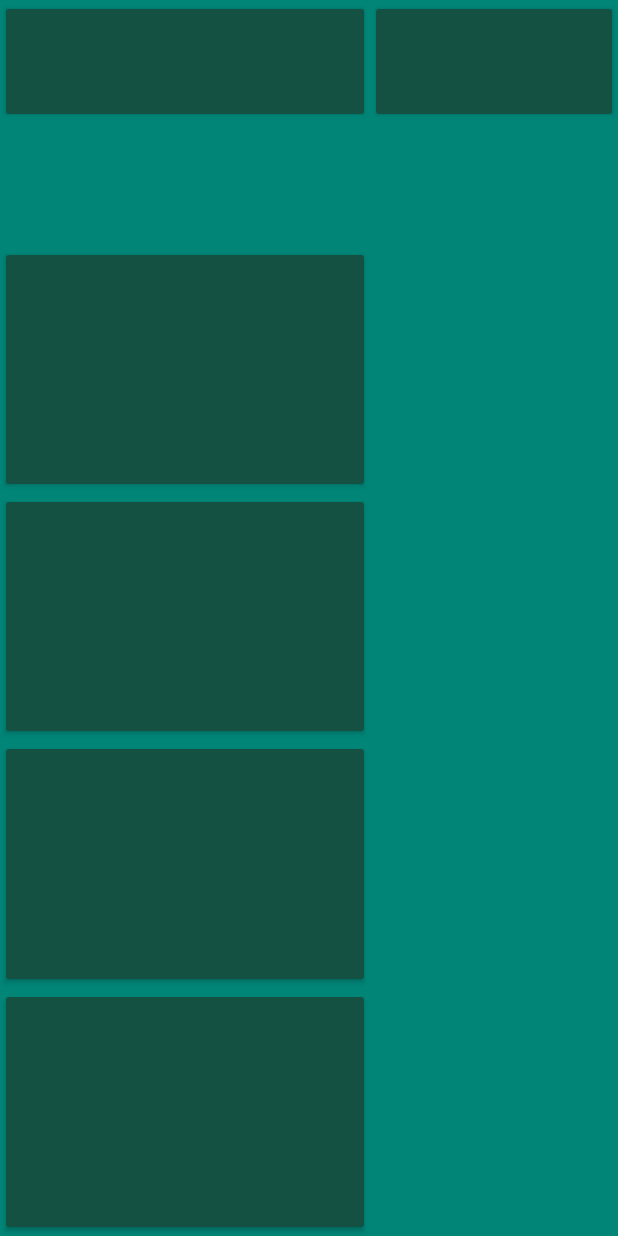
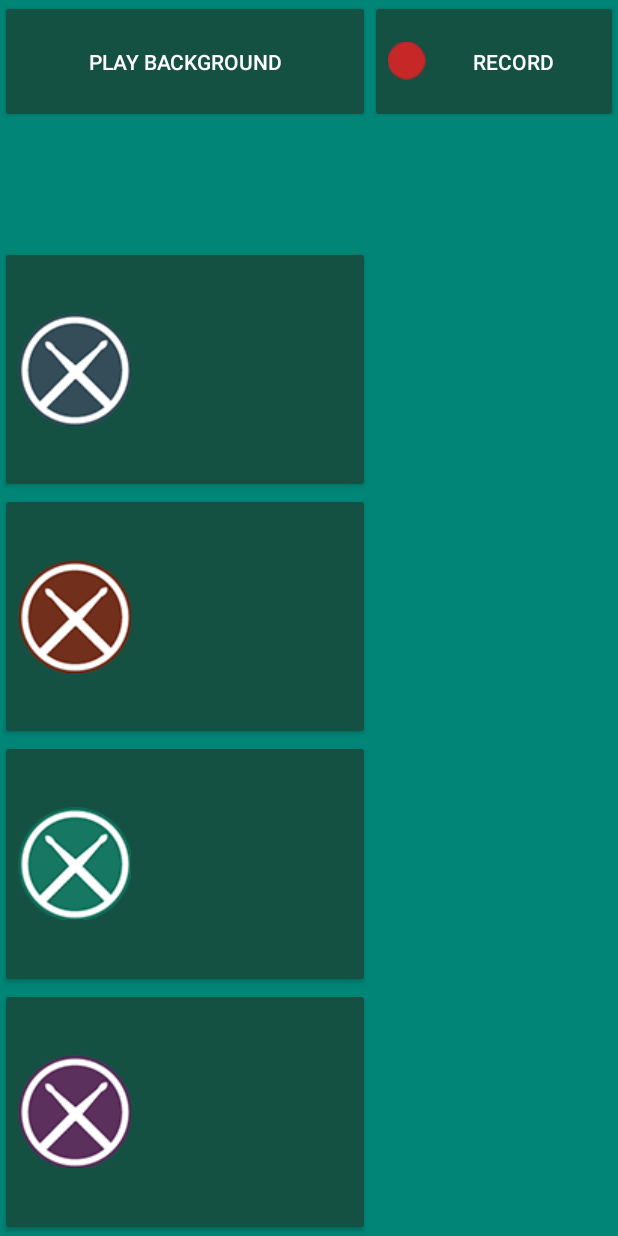
Before and after one commit to Noyloy/Omnistick, an Android app: the SessionActivity screen opened directly, with no data from a screen before it, on a phone screen of 412 x 824 dp. Run offline under Robolectric (Android 15) with nearby library versions, the phone set to English and light mode, and no system bars.

Commit message:
about finishing for tommorow

```diff
--- a/app/src/main/res/layout/activity_session.xml
+++ b/app/src/main/res/layout/activity_session.xml
@@ -15,7 +15,8 @@
             android:id="@+id/background_button"
             android:layout_width="match_parent"
             android:layout_height="0px"
-            android:layout_weight="0.5"/>
+            android:layout_weight="0.5"
+            android:text="@string/playBackground"/>
         <LinearLayout
             android:layout_width="match_parent"
             android:layout_height="0px"
@@ -24,22 +25,26 @@
             android:id="@+id/a_button"
             android:layout_width="match_parent"
             android:layout_height="0px"
-            android:layout_weight="1"/>
+            android:layout_weight="1"
+            android:drawableLeft="@drawable/a"/>
         <Button
             android:id="@+id/b_button"
             android:layout_width="match_parent"
             android:layout_height="0px"
-            android:layout_weight="1"/>
+            android:layout_weight="1"
+            android:drawableLeft="@drawable/b"/>
         <Button
             android:id="@+id/c_button"
             android:layout_width="match_parent"
             android:layout_height="0px"
-            android:layout_weight="1"/>
+            android:layout_weight="1"
+            android:drawableLeft="@drawable/c"/>
         <Button
             android:id="@+id/d_button"
             android:layout_width="match_parent"
             android:layout_height="0px"
-            android:layout_weight="1"/>
+            android:layout_weight="1"
+            android:drawableLeft="@drawable/d"/>
 
 
     </LinearLayout>
@@ -52,16 +57,15 @@
             android:id="@+id/rec_button"
             android:layout_width="match_parent"
             android:layout_height="0px"
-            android:layout_weight="1"/>
-
-
+            android:layout_weight="1"
+            android:drawableLeft="@drawable/record"
+            android:text="@string/record"/>
 
         <LinearLayout
             android:layout_width="match_parent"
             android:layout_height="0px"
             android:layout_weight="9"></LinearLayout>
 
-
     </LinearLayout>
 
 
--- a/app/src/main/res/values/strings.xml
+++ b/app/src/main/res/values/strings.xml
@@ -19,6 +19,10 @@
     <string name="discluded">un-choosen</string>
     <string name="lefty">lefty</string>
     <string name="righty">righty</string>
+    <string name="record">record</string>
+    <string name="recording">recording...</string>
+    <string name="playBackground">play background</string>
+    <string name="pauseBackground">pause background</string>
 
     <string-array name="sensitivity_array">
         <item>high sensitivity</item>
```
Also changed, not shown: app/src/main/java/com/noy/loy/omnistick/Projects.java (+25 -9 lines), app/src/main/java/com/noy/loy/omnistick/Session.java (+6 -4 lines), app/src/main/java/com/noy/loy/omnistick/SessionActivity.java (+17 -4 lines), app/src/main/res/layout/activity_session_lefty.xml (+13 -6 lines), app/src/main/res/drawable/a.png (added), app/src/main/res/drawable/b.png (added), app/src/main/res/drawable/c.png (added), app/src/main/res/drawable/d.png (added), app/src/main/res/drawable/record.png (added), app/src/main/res/drawable/save.png (added), app/src/main/res/drawable/stop.png (added), 3 other files.
